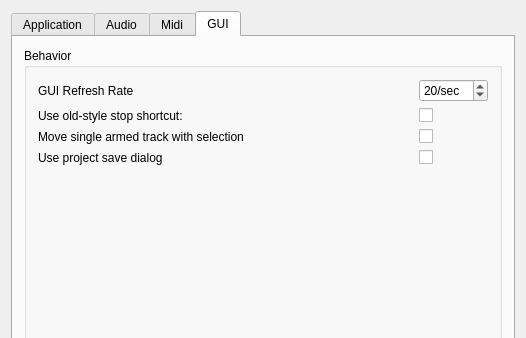
This is muse2/muse/widgets/gensetbase.ui in emrum/muse as Qt 5 draws it before an edit; both pictures show x 0 to 526 and y 0 to 338 of the 526 by 506 pixel window. The edited form follows.
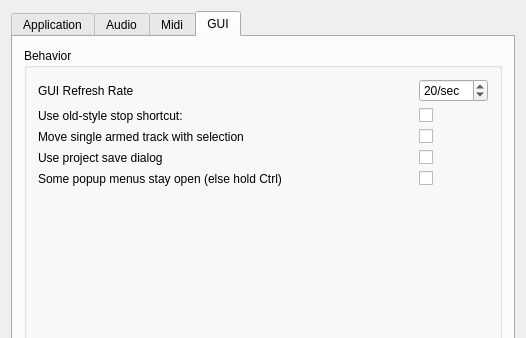
This is the edited form. The open tabs and pages were chosen to show the change.

Commit message: Moved all routing popup menu stuff from app, astrip, mstrip, mtrackinfo into new class RoutePopupMenu,  *massively* cleaning up those 4 files. Used new Route QVariant type as action data instead of integers. Moved MenuTitleItem definitions from astrip.cpp into it's own menutitleitem.cpp Added to settings: "Make popup menus stay open. Otherwise hold Ctrl."

What changed in the file:
```diff
--- a/muse2/muse/widgets/gensetbase.ui
+++ b/muse2/muse/widgets/gensetbase.ui
@@ -1333,7 +1333,7 @@
             </property>
            </widget>
           </item>
-          <item row="4" column="0">
+          <item row="5" column="0">
            <spacer name="verticalSpacer_2">
             <property name="orientation">
              <enum>Qt::Vertical</enum>
@@ -1346,6 +1346,27 @@
             </property>
            </spacer>
           </item>
+          <item row="4" column="0">
+           <widget class="QLabel" name="TextLabel1_3">
+            <property name="toolTip">
+             <string/>
+            </property>
+            <property name="text">
+             <string>Some popup menus stay open (else hold Ctrl)</string>
+            </property>
+           </widget>
+          </item>
+          <item row="4" column="1">
+           <widget class="QCheckBox" name="popsDefStayOpenCheckBox">
+            <property name="toolTip">
+             <string>Allows some popup menus to stay open.
+Otherwise, hold Ctrl to keep them open.</string>
+            </property>
+            <property name="text">
+             <string/>
+            </property>
+           </widget>
+          </item>
          </layout>
         </widget>
        </item>
```
The commit also changes 32 other files.
